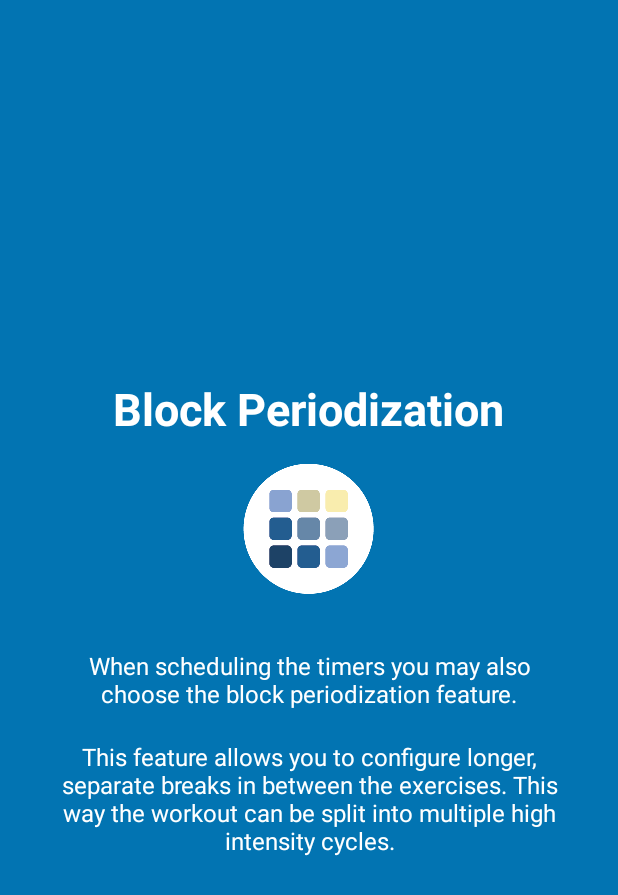
After one commit to SecUSo/privacy-friendly-interval-timer, an Android app: the layout tutorial_slide4.xml on its own in the app's theme, with its tools: preview values and no code run, on a phone screen of 412 x 824 dp. The commit adds this screen. Shown: the top 895 px of the screen. Run offline under Robolectric (Android 15) with nearby library versions, the phone set to English and light mode, and no system bars.

Commit message:
Added a tutorial slide

```diff
--- a/app/src/main/java/org/secuso/privacyfriendlytraining/tutorial/TutorialActivity.java
+++ b/app/src/main/java/org/secuso/privacyfriendlytraining/tutorial/TutorialActivity.java
@@ -66,7 +66,8 @@ public class TutorialActivity extends AppCompatActivity {
         layouts = new int[]{
                 R.layout.tutorial_slide1,
                 R.layout.tutorial_slide2,
-                R.layout.tutorial_slide3,};
+                R.layout.tutorial_slide3,
+                R.layout.tutorial_slide4,};
 
         // adding bottom dots
         addBottomDots(0);
--- /dev/null
+++ b/app/src/main/res/layout/tutorial_slide4.xml
@@ -0,0 +1,54 @@
+<?xml version="1.0" encoding="utf-8"?>
+<RelativeLayout xmlns:android="http://schemas.android.com/apk/res/android"
+    android:layout_width="match_parent"
+    android:layout_height="match_parent"
+    android:background="@color/colorAccent">
+
+    <LinearLayout
+        android:layout_width="wrap_content"
+        android:layout_height="wrap_content"
+        android:layout_centerInParent="true"
+        android:gravity="center_horizontal"
+        android:layout_centerVertical="true"
+        android:orientation="vertical">
+
+        <TextView
+            android:layout_width="wrap_content"
+            android:layout_height="wrap_content"
+            android:text="@string/slide4_heading"
+            android:textColor="@android:color/white"
+            android:textSize="@dimen/slide_title"
+            android:textStyle="bold" />
+
+        <ImageView
+            android:layout_width="@dimen/img_width_height"
+            android:layout_height="@dimen/img_width_height"
+            android:background="@mipmap/splash_icon"
+            />
+
+        <TextView
+            android:layout_width="wrap_content"
+            android:layout_height="wrap_content"
+            android:layout_marginTop="20dp"
+            android:paddingLeft="@dimen/desc_padding"
+            android:paddingRight="@dimen/desc_padding"
+            android:text="@string/slide4_text_1"
+            android:textAlignment="center"
+            android:gravity="center"
+            android:textColor="@android:color/white"
+            android:textSize="@dimen/slide_desc" />
+
+        <TextView
+            android:layout_width="wrap_content"
+            android:layout_height="wrap_content"
+            android:layout_marginTop="20dp"
+            android:paddingLeft="@dimen/desc_padding"
+            android:paddingRight="@dimen/desc_padding"
+            android:text="@string/slide4_text_2"
+            android:textAlignment="center"
+            android:gravity="center"
+            android:textColor="@android:color/white"
+            android:textSize="@dimen/slide_desc" />
+    </LinearLayout>
+
+</RelativeLayout>
--- a/app/src/main/res/values/colors.xml
+++ b/app/src/main/res/values/colors.xml
@@ -24,11 +24,13 @@
         <item>@color/dot_light_screen</item>
         <item>@color/dot_light_screen</item>
         <item>@color/dot_light_screen</item>
+        <item>@color/dot_light_screen</item>
     </array>
 
     <array name="array_dot_inactive">
         <item>@color/dot_dark_screen</item>
         <item>@color/dot_dark_screen</item>
         <item>@color/dot_dark_screen</item>
+        <item>@color/dot_dark_screen</item>
     </array>
 </resources>
--- a/app/src/main/res/values/strings.xml
+++ b/app/src/main/res/values/strings.xml
@@ -194,6 +194,10 @@ Ne albucius perfecto adolescens eum, id choro assueverit mea, sed viris constitu
     <string name="slide3_heading">Notifications</string>
     <string name="slide3_text">The app can remind you about upcoming workout sessions. This can be configured inside the settings.</string>
 
+    <string name="slide4_heading">Block Periodization</string>
+    <string name="slide4_text_1">When scheduling the timers you may also choose the block periodization feature.</string>
+    <string name="slide4_text_2">This feature allows you to configure longer, separate breaks in between the exercises. This way the workout can be split into multiple high intensity cycles.</string>
+
     <string name="okay">Okay</string>
     <string name="viewhelp">View Help</string>
     <string name="main_button_welcomedialog">Show Welcome</string>
```
Also changed, not shown: 1 other file.
